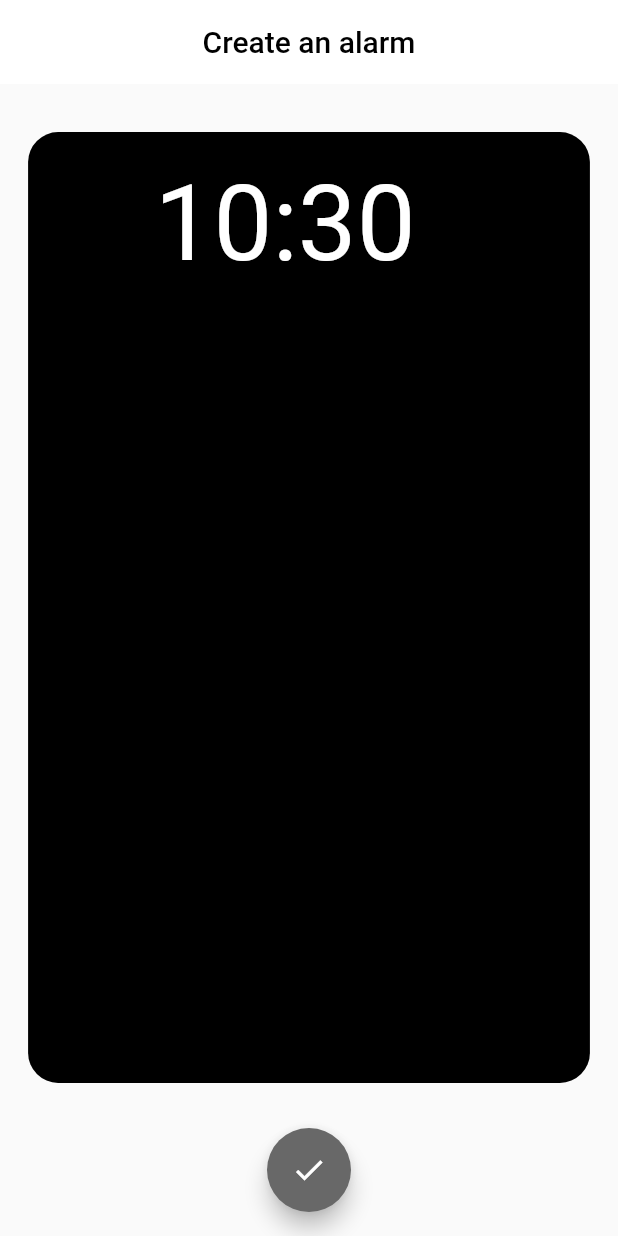
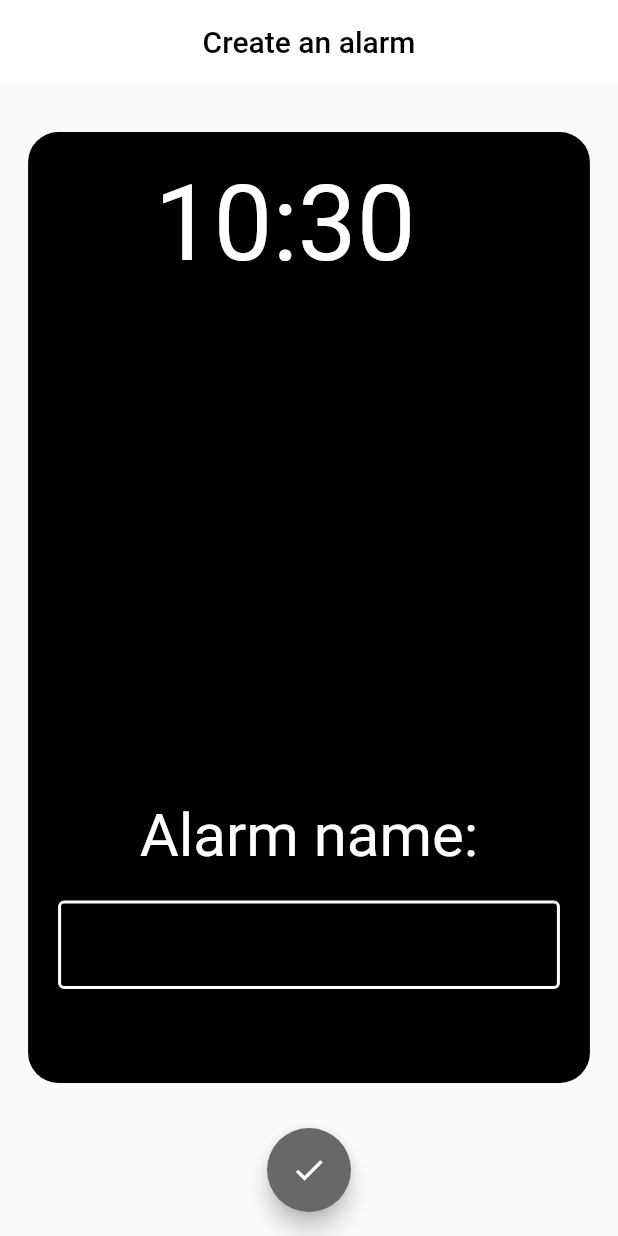
Before and after one commit to RuanEmanuell/alarme, a Flutter app: the screen it shows after launch, after a tap on the "add" icon, on a phone screen of 412 x 824 dp. Run offline on Flutter 3.47's test engine with Material 2 defaults, Android fonts, the phone set to English and light mode, and no system bars.

Commit message:
adding input

```diff
--- a/lib/controller/controller.dart
+++ b/lib/controller/controller.dart
@@ -1,18 +1,21 @@
 import 'package:flutter/material.dart';
 
-import "../screens/create.dart";
+class Controller extends ChangeNotifier {
+  TimeOfDay time = TimeOfDay.now();
+  String name = "Alarm";
 
-class Controller extends ChangeNotifier{
-  TimeOfDay time=TimeOfDay.now();
-  var _hour=[];
-  var _minute=[];
+  final _hour = [];
+  final _minute = [];
+  final _alarmName = [];
 
-  get hour=>_hour;
-  get minute=>_minute;
+  get hour => _hour;
+  get minute => _minute;
+  get alarmName => _alarmName;
 
-  incNumber(){
+  incNumber() {
     _hour.add(time.hour);
     _minute.add(time.minute);
+    _alarmName.add(name);
     notifyListeners();
   }
 }
--- a/lib/screens/create.dart
+++ b/lib/screens/create.dart
@@ -4,97 +4,87 @@ import 'package:provider/provider.dart';
 
 import "home.dart";
 
-class CreateScreen extends StatefulWidget{
+class CreateScreen extends StatefulWidget {
   @override
-  _CreateScreen createState()=> _CreateScreen();
+  _CreateScreen createState() => _CreateScreen();
 }
 
-class _CreateScreen extends State<CreateScreen>{
-  TimeOfDay time=TimeOfDay.now();
+class _CreateScreen extends State<CreateScreen> {
+  TextEditingController controller = TextEditingController();
   @override
-  Widget build(BuildContext context){
-    var screenHeight=MediaQuery.of(context).size.height;
-    var screenWidth=MediaQuery.of(context).size.width;
+  Widget build(BuildContext context) {
+    var screenHeight = MediaQuery.of(context).size.height;
+    var screenWidth = MediaQuery.of(context).size.width;
     return Scaffold(
-      appBar:AppBar(
+        appBar: AppBar(
           centerTitle: true,
-        backgroundColor:Colors.white,
-        elevation:0,
-        title:const Text("Create an alarm", style:TextStyle(
-          color:Colors.black
-         )
+          backgroundColor: Colors.white,
+          elevation: 0,
+          title: const Text("Create an alarm", style: TextStyle(color: Colors.black)),
         ),
+        body: Center(
+          child: Container(
+            width: screenWidth / 1.1,
+            height: screenHeight / 1.3,
+            margin: const EdgeInsets.only(bottom: 70),
+            decoration: BoxDecoration(color: Colors.black, borderRadius: BorderRadius.circular(20)),
+            child: ListView(children: [
+              Consumer<Controller>(builder: (context, value, child) {
+                return Container(
+                    child: Column(children: [
+                  Container(
+                    margin: const EdgeInsets.only(top: 20),
+                    width: screenWidth / 2,
+                    child: InkWell(
+                        child: Row(children: [
+                          Text("${Provider.of<Controller>(context).time.hour.toString()}:",
+                              style: const TextStyle(color: Colors.white, fontSize: 70)),
+                          Text(Provider.of<Controller>(context).time.minute.toString(),
+                              style: const TextStyle(color: Colors.white, fontSize: 70)),
+                        ]),
+                        onTap: () async {
+                          var newTime = await showTimePicker(
+                              context: context,
+                              initialTime: Provider.of<Controller>(context, listen: false).time);
+                          if (newTime == null) return;
+                          setState(() {
+                            Provider.of<Controller>(context, listen: false).time = newTime;
+                          });
+                        }),
                   ),
-      body:Center(
-        child: Container(
-          width:screenWidth/1.1,
-          height:screenHeight/1.3,
-          margin:EdgeInsets.only(bottom: 70),
-          decoration:BoxDecoration(
-           color:Colors.black,
-           borderRadius:BorderRadius.circular(20)
-          ),
-          child: Column(
-            children:[
-              Consumer<Controller> (
-              builder: (context, value, child) {
-              return InkWell(
-                child:Container(
-                  child:Column(
-                    children:[
+                  SizedBox(height: screenWidth / 1.2),
+                  const Text("Alarm name:", style: TextStyle(color: Colors.white, fontSize: 40)),
                   Container(
-                        margin:EdgeInsets.only(top: 20),
-                        width:screenWidth/2,
-                        child: Row(
-                          children:[
-                          Text("${time.hour.toString()}:", style:TextStyle(
-                            color:Colors.white,
-                            fontSize:70
-                          )),
-                          Text(time.minute.toString(), style:TextStyle(
-                            color:Colors.white,
-                            fontSize:70
-                          )),
-                          ]
+                    margin: const EdgeInsets.all(20),
+                    child: TextField(
+                      controller: controller,
+                      style: const TextStyle(color: Colors.white),
+                      decoration: const InputDecoration(
+                          enabledBorder: OutlineInputBorder(
+                              borderSide: BorderSide(color: Colors.white, width: 2)),
+                          focusedBorder: OutlineInputBorder(
+                              borderSide: BorderSide(color: Colors.white, width: 2))),
+                      onChanged: (value) {
+                        Provider.of<Controller>(context, listen: false).name = value;
+                      },
                     ),
                   )
-                    ]
-                  )
-                ),
-                onTap:() async{
-                  var newTime=await showTimePicker(
-                    context:context,
-                    initialTime: time,
-                  );
-                  if(newTime==null) return;
-                  setState((){
-                   time=newTime;
-                  });
-
-                }
-             );
-              }
-            )
-            ]
-          ),
+                ]));
+              })
+            ]),
           ),
         ),
         floatingActionButton: FloatingActionButton(
-        backgroundColor:const Color.fromARGB(255, 104, 104, 104),
-        onPressed:(){
-          Provider.of<Controller>(context, listen:false).incNumber();
-          Navigator.push(
-            context,
-            MaterialPageRoute(
-              builder:(context) {
+            backgroundColor: const Color.fromARGB(255, 104, 104, 104),
+            onPressed: () {
+              Provider.of<Controller>(context, listen: false).incNumber();
+              Navigator.push(context, MaterialPageRoute(
+                builder: (context) {
                   return HomeScreen();
                 },
-            )
-          );
+              ));
             },
-        child:const Icon(Icons.check, color:Colors.white)
-      ),
-      floatingActionButtonLocation: FloatingActionButtonLocation.centerFloat
-    );
+            child: const Icon(Icons.check, color: Colors.white)),
+        floatingActionButtonLocation: FloatingActionButtonLocation.centerFloat);
   }
 }
--- a/lib/screens/home.dart
+++ b/lib/screens/home.dart
@@ -2,111 +2,78 @@ import 'package:flutter/material.dart';
 import 'package:alarme/controller/controller.dart';
 import 'package:provider/provider.dart';
 
-import "settings.dart";
 import "create.dart";
 
-class HomeScreen extends StatelessWidget{
+class HomeScreen extends StatelessWidget {
   @override
-  Widget build(BuildContext context){
-    var screenHeight=MediaQuery.of(context).size.height;
-    var screenWidth=MediaQuery.of(context).size.width;
+  Widget build(BuildContext context) {
+    var screenHeight = MediaQuery.of(context).size.height;
+    var screenWidth = MediaQuery.of(context).size.width;
     return Scaffold(
-      appBar:AppBar(
-        backgroundColor:Colors.white,
-        elevation:0,
-        title:const Text("Your alarms", style:TextStyle(
-          color:Colors.black,
-         )
+        appBar: AppBar(
+          centerTitle: true,
+          backgroundColor: Colors.white,
+          elevation: 0,
+          title: const Text("Your alarms",
+              style: TextStyle(
+                color: Colors.black,
+              )),
         ),
-        actions:[
-          IconButton(
-            icon:const Icon(Icons.settings, color:Colors.black),
-            onPressed:(){
-              Navigator.push(
-                context,
-                MaterialPageRoute(
-                  builder:(context){
-                    return SettingsScreen();
-                  }
-                )
+        body: ListView(children: [
+          Center(
+              child: Column(children: [
+            Consumer<Controller>(builder: (context, value, child) {
+              return SizedBox(
+                height: screenHeight,
+                child: ListView.builder(
+                    itemCount: value.hour.length,
+                    itemBuilder: (context, index) {
+                      return Column(children: [
+                        Container(
+                            margin: const EdgeInsets.all(10),
+                            decoration: BoxDecoration(
+                                borderRadius: BorderRadius.circular(20), color: Colors.black),
+                            width: screenWidth / 1.05,
+                            height: screenHeight / 8,
+                            child: Row(children: [
+                              Container(
+                                margin: const EdgeInsets.all(20),
+                                child: Column(children: [
+                                  Text(value.alarmName[index],
+                                      style: const TextStyle(
+                                        color: Colors.white,
+                                      )),
+                                  Row(children: [
+                                    Text("${value.hour[index]}:",
+                                        style: const TextStyle(color: Colors.white, fontSize: 27)),
+                                    Text("${value.minute[index]}",
+                                        style: const TextStyle(color: Colors.white, fontSize: 27)),
+                                  ])
+                                ]),
+                              ),
+                              Container(
+                                  margin: EdgeInsets.only(left: screenWidth / 1.9),
+                                  child: IconButton(
+                                      icon: const Icon(Icons.notifications_active,
+                                          color: Colors.white),
+                                      onPressed: () {}))
+                            ]))
+                      ]);
+                    }),
               );
-            }
-          )
-        ]
-      ),
-      body:ListView(
-        children: [
-          Center(
-          child:Column(
-            children:[
-              Consumer<Controller> (
-              builder: (context, value, child) {
-              return SizedBox(
-                height:screenHeight,
-                child: ListView.builder(
-                  itemCount:value.hour.length,
-                  itemBuilder:(context, index) {
-                    return Column(
-                      children:[
-                      Container(
-                        margin:const EdgeInsets.all(10),
-                        decoration:BoxDecoration(
-                          borderRadius:BorderRadius.circular(20),
-                          color:Colors.black
-                        ),
-                        width:screenWidth/1.05,
-                        height:screenHeight/8,
-                        child:Row(
-                          children:[
-                            Column(
-                              children:[
-                                const Text("Alarm name", style:TextStyle(
-                                  color:Colors.white
-                                )),
-                                Row(
-                                  children:[
-                                Text("${value.hour[index]}:", style:const TextStyle(
-                                  color:Colors.white
-                                )),
-                                Text("${value.minute[index]}", style:const TextStyle(
-                                  color:Colors.white
-                                )),
-                                  ]
-                                )
-                              ]
-                            ),
-                            const Icon(Icons.alarm, color:Colors.white)
-                          ]
-                        )
-                      )
-                      ]
-                  );
-                  }
-
-                ),
-              );
-               }
-              )
-            ]
-          )
-        ),
-       ]
-      ),
-      floatingActionButton: FloatingActionButton(
-        backgroundColor:const Color.fromARGB(255, 104, 104, 104),
-        onPressed:(){
-          Navigator.push(
-            context,
-            MaterialPageRoute(
-              builder:(context) {
-                return CreateScreen();
-              },
-            )
-          );
-        },
-        child:const Icon(Icons.add, color:Colors.white)
-      ),
-      floatingActionButtonLocation: FloatingActionButtonLocation.centerFloat
-    );
+            })
+          ])),
+        ]),
+        floatingActionButton: FloatingActionButton(
+            backgroundColor: const Color.fromARGB(255, 104, 104, 104),
+            onPressed: () {
+              Navigator.push(context, MaterialPageRoute(
+                builder: (context) {
+                  return CreateScreen();
+                },
+              ));
+            },
+            child: const Icon(Icons.add, color: Colors.white)),
+        floatingActionButtonLocation: FloatingActionButtonLocation.centerFloat);
   }
 }
```
Also changed, not shown: lib/main.dart (+8 -17 lines), lib/screens/settings.dart (deleted, +0 -12 lines). Lines whose indentation alone changed are shown as unchanged.
